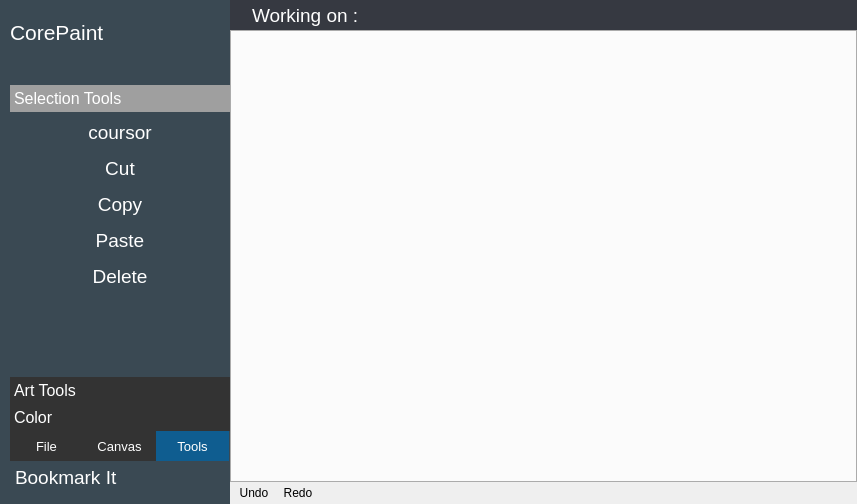
rahmanshaber/corebox, file app/corepaint/corepaint.ui: the form before one commit.
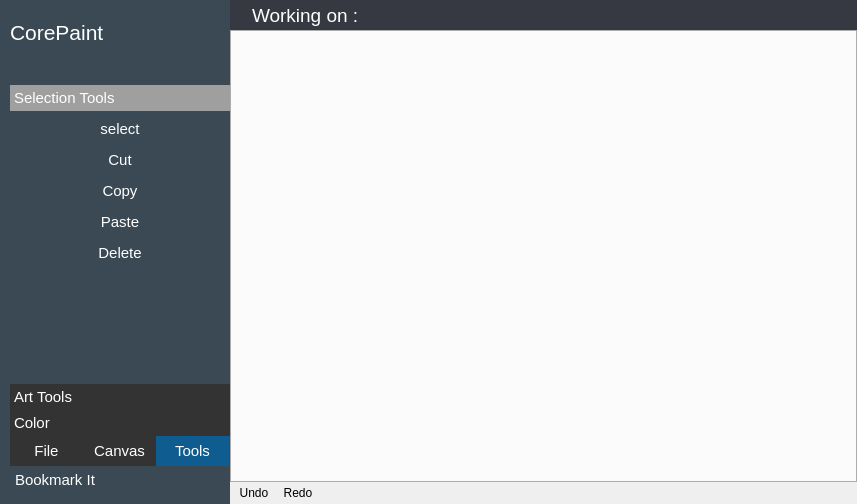
The form after the commit. The open tabs and pages were chosen to show the change. Icons and pictures are not drawn.

The edit to the form file:
```diff
--- a/app/corepaint/corepaint.ui
+++ b/app/corepaint/corepaint.ui
@@ -121,7 +121,9 @@
        <widget class="QTabWidget" name="page">
         <property name="font">
          <font>
-          <pointsize>10</pointsize>
+          <pointsize>11</pointsize>
+          <weight>50</weight>
+          <bold>false</bold>
          </font>
         </property>
         <property name="styleSheet">
@@ -682,7 +684,9 @@
            <widget class="QToolBox" name="toolBox">
             <property name="font">
              <font>
-              <pointsize>12</pointsize>
+              <pointsize>11</pointsize>
+              <weight>50</weight>
+              <bold>false</bold>
              </font>
             </property>
             <property name="styleSheet">
@@ -713,7 +717,7 @@
                <x>0</x>
                <y>0</y>
                <width>220</width>
-               <height>267</height>
+               <height>276</height>
               </rect>
              </property>
              <attribute name="label">
@@ -751,7 +755,7 @@
                 </property>
                 <property name="font">
                  <font>
-                  <pointsize>14</pointsize>
+                  <pointsize>11</pointsize>
                  </font>
                 </property>
                 <property name="styleSheet">
@@ -770,7 +774,7 @@
 </string>
                 </property>
                 <property name="text">
-                 <string>coursor</string>
+                 <string>select</string>
                 </property>
                 <property name="iconSize">
                  <size>
@@ -805,7 +809,7 @@
                 </property>
                 <property name="font">
                  <font>
-                  <pointsize>14</pointsize>
+                  <pointsize>11</pointsize>
                  </font>
                 </property>
                 <property name="styleSheet">
@@ -832,8 +836,8 @@
                 </property>
                 <property name="iconSize">
                  <size>
-                  <width>22</width>
-                  <height>22</height>
+                  <width>20</width>
+                  <height>20</height>
                  </size>
                 </property>
                 <property name="toolButtonStyle">
@@ -860,7 +864,7 @@
                 </property>
                 <property name="font">
                  <font>
-                  <pointsize>14</pointsize>
+                  <pointsize>11</pointsize>
                  </font>
                 </property>
                 <property name="styleSheet">
@@ -887,15 +891,15 @@
                 </property>
                 <property name="iconSize">
                  <size>
-                  <width>22</width>
-                  <height>22</height>
+                  <width>20</width>
+                  <height>20</height>
                  </size>
                 </property>
                 <property name="toolButtonStyle">
                  <enum>Qt::ToolButtonTextBesideIcon</enum>
                 </property>
                 <property name="autoRaise">
-                 <bool>true</bool>
+                 <bool>false</bool>
                 </property>
                </widget>
               </item>
@@ -915,7 +919,7 @@
                 </property>
                 <property name="font">
                  <font>
-                  <pointsize>14</pointsize>
+                  <pointsize>11</pointsize>
                  </font>
                 </property>
                 <property name="styleSheet">
@@ -942,8 +946,8 @@
                 </property>
                 <property name="iconSize">
                  <size>
-                  <width>22</width>
-                  <height>22</height>
+                  <width>20</width>
+                  <height>20</height>
                  </size>
                 </property>
                 <property name="toolButtonStyle">
@@ -964,7 +968,7 @@
                 </property>
                 <property name="font">
                  <font>
-                  <pointsize>14</pointsize>
+                  <pointsize>11</pointsize>
                  </font>
                 </property>
                 <property name="styleSheet">
@@ -991,8 +995,8 @@
                 </property>
                 <property name="iconSize">
                  <size>
-                  <width>22</width>
-                  <height>22</height>
+                  <width>20</width>
+                  <height>20</height>
                  </size>
                 </property>
                 <property name="toolButtonStyle">
@@ -1926,7 +1930,7 @@
        <widget class="QPushButton" name="bookMarkIt">
         <property name="font">
          <font>
-          <pointsize>14</pointsize>
+          <pointsize>11</pointsize>
          </font>
         </property>
         <property name="styleSheet">
```
Left out of the diff: 135 changed lines with no effect on the pictures.
